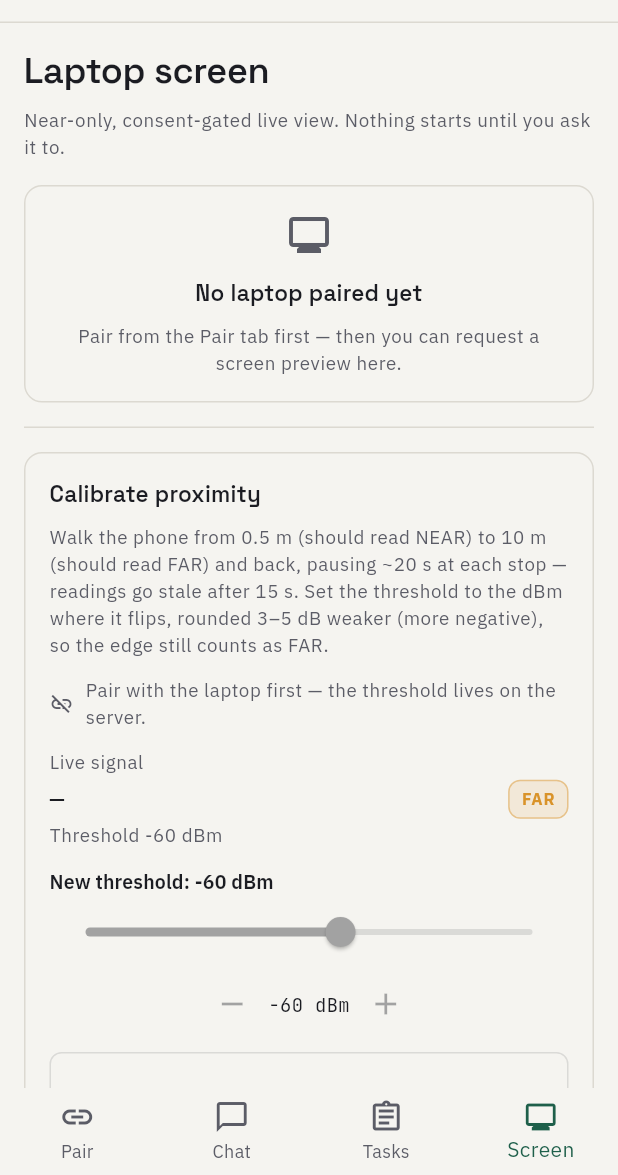
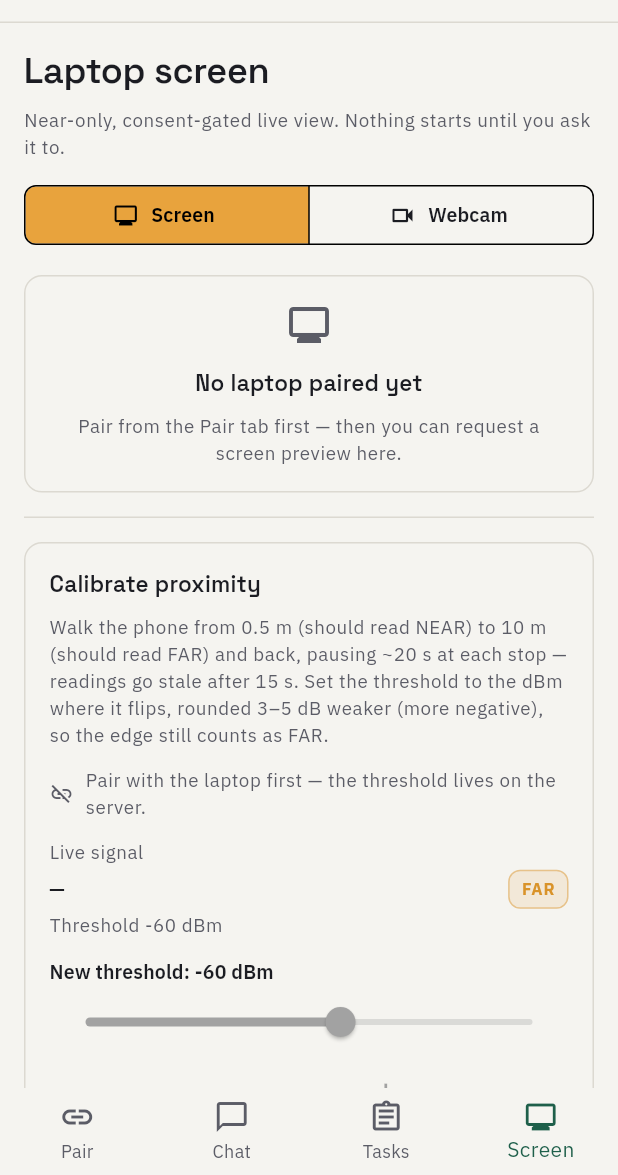
Before and after one commit to phoros-code/KREW, a Flutter app: the screen it shows after launch, item 4 of the bottom bar chosen, on a phone screen of 412 x 824 dp, the part 61-1236 px from its top. Run offline on Flutter 3.47's test engine with Material 3 defaults, Android fonts, the phone set to English and light mode, and no system bars; our stand-ins replace flutter_blue_plus, flutter_secure_storage, google_fonts; missing offline and left inert: mjpeg_stream.

Commit message:
phase5: add Screen-Webcam source toggle with per-source consent state

```diff
--- a/mobile/lib/screens/preview_screen.dart
+++ b/mobile/lib/screens/preview_screen.dart
@@ -7,16 +7,20 @@ import '../widgets/console_column.dart';
 import '../widgets/screen_preview.dart';
 import 'calibrate_screen.dart';
 
-/// Screen-preview tab: a consent-gated placeholder pointed at GET /screen.
+/// Preview tab: a consent-gated live view of the laptop screen or webcam.
+///
 /// The preview never auto-starts; [ScreenPreview] owns the consent flow and
-/// the 501 / 403 / offline states.
+/// the 501 / 403 / offline states. The Screen/Webcam segmented control above
+/// it switches the consent scope — the two grants are separate server-side,
+/// so toggling resets the preview to needsConsent and drops the old grant
+/// id (never sent across scopes).
 ///
 /// The proximity calibration section ([CalibrateScreen]) renders inline
 /// below the preview in the same scroll when [proximityService] and
 /// [onCalibrated] are supplied — tab count stays at four, so no
 /// IndexedStack index assumptions change. Both are optional so older call
 /// sites keep compiling.
-class PreviewScreen extends StatelessWidget {
+class PreviewScreen extends StatefulWidget {
   const PreviewScreen({
     super.key,
     required this.api,
@@ -31,19 +35,27 @@ class PreviewScreen extends StatelessWidget {
   final Future<void> Function()? onCalibrated;
 
   @override
+  State<PreviewScreen> createState() => _PreviewScreenState();
+}
+
+class _PreviewScreenState extends State<PreviewScreen> {
+  PreviewSource _source = PreviewSource.screen;
+
+  @override
   Widget build(BuildContext context) {
     final bool dark = Theme.of(context).brightness == Brightness.dark;
     final Color hairline = dark
         ? BuddyColors.hairlineOnDark
         : BuddyColors.hairlineOnLight;
-    final ProximityService? service = proximityService;
-    final Future<void> Function()? applied = onCalibrated;
+    final ProximityService? service = widget.proximityService;
+    final Future<void> Function()? applied = widget.onCalibrated;
+    final bool webcam = _source == PreviewSource.webcam;
     return ConsoleColumn(
       child: Column(
         crossAxisAlignment: CrossAxisAlignment.stretch,
         children: <Widget>[
           Text(
-            'Laptop screen',
+            webcam ? 'Laptop webcam' : 'Laptop screen',
             style: Theme.of(context).textTheme.headlineSmall,
           ),
           const SizedBox(height: BuddySpacing.s2),
@@ -51,14 +63,46 @@ class PreviewScreen extends StatelessWidget {
             'Near-only, consent-gated live view. Nothing starts until you ask it to.',
             style: Theme.of(context).textTheme.bodySmall,
           ),
+          const SizedBox(height: BuddySpacing.s3),
+          // Source toggle: scale-token spacing, 8px interactive radius, flat
+          // fill — no gradients, no decorative effects (DESIGN.md).
+          SegmentedButton<PreviewSource>(
+            segments: const <ButtonSegment<PreviewSource>>[
+              ButtonSegment<PreviewSource>(
+                value: PreviewSource.screen,
+                label: Text('Screen'),
+                icon: Icon(Icons.monitor_outlined),
+              ),
+              ButtonSegment<PreviewSource>(
+                value: PreviewSource.webcam,
+                label: Text('Webcam'),
+                icon: Icon(Icons.videocam_outlined),
+              ),
+            ],
+            selected: <PreviewSource>{_source},
+            onSelectionChanged: (Set<PreviewSource> next) =>
+                setState(() => _source = next.single),
+            style: SegmentedButton.styleFrom(
+              shape: const RoundedRectangleBorder(
+                borderRadius: BorderRadius.all(
+                  Radius.circular(BuddyRadii.interactive),
+                ),
+              ),
+            ),
+            showSelectedIcon: false,
+          ),
           const SizedBox(height: BuddySpacing.s4),
-          ScreenPreview(api: api, proximity: proximity),
+          ScreenPreview(
+            api: widget.api,
+            proximity: widget.proximity,
+            source: _source,
+          ),
           if (service != null && applied != null) ...<Widget>[
             const SizedBox(height: BuddySpacing.s4),
             Divider(color: hairline, height: 1),
             const SizedBox(height: BuddySpacing.s4),
             CalibrateScreen(
-              api: api,
+              api: widget.api,
               proximity: service,
               onThresholdApplied: applied,
             ),
--- a/mobile/lib/widgets/screen_preview.dart
+++ b/mobile/lib/widgets/screen_preview.dart
@@ -5,22 +5,33 @@ import '../services/proximity_service.dart';
 import '../theme/buddy_theme.dart';
 import 'mjpeg_player.dart';
 
-/// Consent-gated screen preview pointed at GET /screen.
+/// Consent-gated live preview pointed at GET /screen or GET /webcam
+/// (see [PreviewSource] — separate consent scopes).
 ///
 /// SECURITY.md + API.md rules enforced here:
 /// - The stream NEVER auto-starts on screen open. A network call happens
 ///   only after the user taps the consent button, and the laptop must
 ///   approve the request out of band before ANY /screen bytes flow.
 /// - FAR proximity blocks the preview (near-only endpoint → 403).
+///
+/// [source] selects the consent scope: screen and webcam grants are
+/// separate server-side scopes — a screen grant NEVER authorizes /webcam
+/// and vice versa. Consent state is per-source: changing [source] drops the
+/// old grant id and resets to needsConsent, so a grant from one scope is
+/// never sent to the other scope's endpoint.
+enum PreviewSource { screen, webcam }
+
 class ScreenPreview extends StatefulWidget {
   const ScreenPreview({
     super.key,
     required this.api,
     required this.proximity,
+    this.source = PreviewSource.screen,
   });
 
   final BuddyApi? api;
   final ProximityMode proximity;
+  final PreviewSource source;
 
   @override
   State<ScreenPreview> createState() => _ScreenPreviewState();
@@ -46,6 +57,32 @@ class _ScreenPreviewState extends State<ScreenPreview> {
   /// so only a new key restarts it — no network ever fires from build.
   int _streamKey = 0;
 
+  bool get _isWebcam => widget.source == PreviewSource.webcam;
+
+  /// Card title per source ('Laptop screen' vs 'Laptop webcam').
+  String get _sourceTitle => _isWebcam ? 'Laptop webcam' : 'Laptop screen';
+
+  /// Sentence noun per source ('Screen preview' vs 'Webcam preview').
+  String get _previewNoun => _isWebcam ? 'Webcam preview' : 'Screen preview';
+
+  IconData get _sourceIcon =>
+      _isWebcam ? Icons.videocam_outlined : Icons.monitor_outlined;
+
+  IconData get _sourceIconFilled =>
+      _isWebcam ? Icons.videocam : Icons.monitor;
+
+  @override
+  void didUpdateWidget(ScreenPreview oldWidget) {
+    super.didUpdateWidget(oldWidget);
+    if (oldWidget.source != widget.source) {
+      // Separate consent scopes: drop the old grant id and start over, so a
+      // screen grant is never sent to /webcam (or vice versa).
+      _phase = _PreviewPhase.needsConsent;
+      _consentId = null;
+      _errorMessage = '';
+    }
+  }
+
   /// Step 1: create the consent request on the laptop.
   Future<void> _requestConsent() async {
     if (widget.api == null) return;
@@ -54,7 +91,9 @@ class _ScreenPreviewState extends State<ScreenPreview> {
       _errorMessage = '';
     });
     try {
-      final String id = await widget.api!.requestScreenConsent();
+      final String id = _isWebcam
+          ? await widget.api!.requestWebcamConsent()
+          : await widget.api!.requestScreenConsent();
       if (!mounted) return;
       setState(() {
         _consentId = id;
@@ -73,7 +112,7 @@ class _ScreenPreviewState extends State<ScreenPreview> {
   String _consentRequestError(BuddyApiException e) {
     switch (e.code) {
       case 'forbidden':
-        return 'Screen preview needs near proximity. Move closer to the laptop and try again.';
+        return '$_previewNoun needs near proximity. Move closer to the laptop and try again.';
       case 'unauthorized':
       case 'token_expired':
         return 'The pairing token was rejected. Re-pair from the Pair tab.';
@@ -87,12 +126,17 @@ class _ScreenPreviewState extends State<ScreenPreview> {
     final BuddyApi? api = widget.api;
     final String? id = _consentId;
     if (api == null || id == null) return;
+    final PreviewSource source = widget.source;
     setState(() {
       _phase = _PreviewPhase.checking;
       _errorMessage = '';
     });
-    final ScreenStatus status = await api.checkScreen(consentId: id);
-    if (!mounted) return;
+    final ScreenStatus status = source == PreviewSource.webcam
+        ? await api.checkWebcam(consentId: id)
+        : await api.checkScreen(consentId: id);
+    // A source toggle mid-flight drops the old grant (didUpdateWidget) —
+    // the stale probe result must not land on the new source's state.
+    if (!mounted || widget.source != source) return;
     setState(() => _applyGrantStatus(status));
   }
 
@@ -115,8 +159,13 @@ class _ScreenPreviewState extends State<ScreenPreview> {
       _phase = _PreviewPhase.checking;
       _errorMessage = '';
     });
-    final ScreenStatus status = await api.checkScreen(consentId: id);
-    if (!mounted) return;
+    final PreviewSource source = widget.source;
+    final ScreenStatus status = source == PreviewSource.webcam
+        ? await api.checkWebcam(consentId: id)
+        : await api.checkScreen(consentId: id);
+    // Same stale-guard as _checkApproval: a source toggle mid-flight must
+    // not route the old scope's result into the new scope's state.
+    if (!mounted || widget.source != source) return;
     setState(() => _applyGrantStatus(status, restartStream: true));
   }
 
@@ -130,7 +179,11 @@ class _ScreenPreviewState extends State<ScreenPreview> {
     final String? id = _consentId;
     if (api != null && id != null && id.isNotEmpty) {
       try {
-        await api.revokeScreenConsent(id);
+        if (widget.source == PreviewSource.webcam) {
+          await api.revokeWebcamConsent(id);
+        } else {
+          await api.revokeScreenConsent(id);
+        }
       } on BuddyApiException {
         // Best-effort (see doc comment) — fall through to the local reset.
       }
@@ -164,7 +217,7 @@ class _ScreenPreviewState extends State<ScreenPreview> {
       case ScreenStatus.forbidden:
         _phase = _PreviewPhase.error;
         _errorMessage =
-            'Screen preview needs near proximity. Move closer to the laptop and try again.';
+            '$_previewNoun needs near proximity. Move closer to the laptop and try again.';
       case ScreenStatus.unauthorized:
         _phase = _PreviewPhase.error;
         _errorMessage =
@@ -173,6 +226,12 @@ class _ScreenPreviewState extends State<ScreenPreview> {
         _phase = _PreviewPhase.error;
         _errorMessage =
             'No route to the laptop — check the IP and Wi-Fi, then retry.';
+      case ScreenStatus.rateLimited:
+        // Throttled probe, not a dead grant — the id is kept so Retry
+        // re-probes via _checkApproval once the laptop stops throttling.
+        _phase = _PreviewPhase.error;
+        _errorMessage =
+            'The laptop is throttling requests — wait a few seconds, then retry.';
     }
   }
 
@@ -195,7 +254,7 @@ class _ScreenPreviewState extends State<ScreenPreview> {
         child: Column(
           mainAxisSize: MainAxisSize.min,
           children: <Widget>[
-            Icon(Icons.monitor_outlined, size: 32, color: muted),
+            Icon(_sourceIcon, size: 32, color: muted),
             const SizedBox(height: BuddySpacing.s3),
             Text(
               'No laptop paired yet',
@@ -204,7 +263,7 @@ class _ScreenPreviewState extends State<ScreenPreview> {
             ),
             const SizedBox(height: BuddySpacing.s2),
             Text(
-              'Pair from the Pair tab first — then you can request a screen preview here.',
+              'Pair from the Pair tab first — then you can request a ${_isWebcam ? 'webcam' : 'screen'} preview here.',
               style: small,
               textAlign: TextAlign.center,
             ),
@@ -234,7 +293,7 @@ class _ScreenPreviewState extends State<ScreenPreview> {
             ),
             const SizedBox(height: BuddySpacing.s2),
             Text(
-              'Screen preview is a near-only endpoint. Move closer to the laptop — you can still follow task notifications from the Chat and Tasks tabs.',
+              '$_previewNoun is a near-only endpoint. Move closer to the laptop — you can still follow task notifications from the Chat and Tasks tabs.',
               style: small,
               textAlign: TextAlign.center,
             ),
@@ -253,17 +312,19 @@ class _ScreenPreviewState extends State<ScreenPreview> {
             children: <Widget>[
               Row(
                 children: <Widget>[
-                  Icon(Icons.monitor_outlined, size: 20, color: muted),
+                  Icon(_sourceIcon, size: 20, color: muted),
                   const SizedBox(width: BuddySpacing.s2),
                   Text(
-                    'Screen preview',
+                    _sourceTitle,
                     style: Theme.of(context).textTheme.titleMedium,
                   ),
                 ],
               ),
               const SizedBox(height: BuddySpacing.s2),
               Text(
-                'This shows everything on the laptop screen — including other windows and anything being typed. Frames are streamed live and never saved.',
+                _isWebcam
+                    ? 'This shows the laptop camera feed — everything the camera sees, streamed live. Frames are never saved.'
+                    : 'This shows everything on the laptop screen — including other windows and anything being typed. Frames are streamed live and never saved.',
                 style: small,
               ),
               const SizedBox(height: BuddySpacing.s4),
@@ -351,17 +412,18 @@ class _ScreenPreviewState extends State<ScreenPreview> {
           ),
         );
       case _PreviewPhase.notImplemented:
-        // Defensive 501 state: current servers implement /screen, but an
-        // older laptop build answers not-implemented instead of streaming.
+        // Defensive 501 state: current servers implement the preview
+        // endpoints, but an older laptop build answers not-implemented
+        // instead of streaming.
         return _Frame(
           hairline: hairline,
           child: Column(
             mainAxisSize: MainAxisSize.min,
             children: <Widget>[
-              Icon(Icons.monitor_outlined, size: 32, color: muted),
+              Icon(_sourceIcon, size: 32, color: muted),
               const SizedBox(height: BuddySpacing.s3),
               Text(
-                'Screen preview is not on this server yet',
+                '$_previewNoun is not on this server yet',
                 style: Theme.of(context).textTheme.titleMedium,
                 textAlign: TextAlign.center,
               ),
@@ -461,8 +523,8 @@ class _ScreenPreviewState extends State<ScreenPreview> {
             children: <Widget>[
               Row(
                 children: <Widget>[
-                  const Icon(
-                    Icons.monitor,
+                  Icon(
+                    _sourceIconFilled,
                     size: 20,
                     color: BuddyColors.primary,
                   ),
@@ -475,13 +537,20 @@ class _ScreenPreviewState extends State<ScreenPreview> {
               ),
               const SizedBox(height: BuddySpacing.s2),
               Text(
-                'Streaming the laptop screen live. Frames are never saved — stop the preview when you are done.',
+                _isWebcam
+                    ? 'Streaming the laptop camera live. Frames are never saved — stop the preview when you are done.'
+                    : 'Streaming the laptop screen live. Frames are never saved — stop the preview when you are done.',
                 style: small,
               ),
               const SizedBox(height: BuddySpacing.s3),
               MjpegPlayer(
-                key: ValueKey<String>('mjpeg-$grantId-$_streamKey'),
-                streamUrl: api.screenStreamUrl(grantId).toString(),
+                key: ValueKey<String>(
+                  'mjpeg-${_isWebcam ? 'webcam' : 'screen'}-$grantId-$_streamKey',
+                ),
+                streamUrl: (_isWebcam
+                        ? api.webcamStreamUrl(grantId)
+                        : api.screenStreamUrl(grantId))
+                    .toString(),
                 headers: <String, String>{
                   ...api.authHeaders,
                   'X-Consent-Id': grantId,
```
